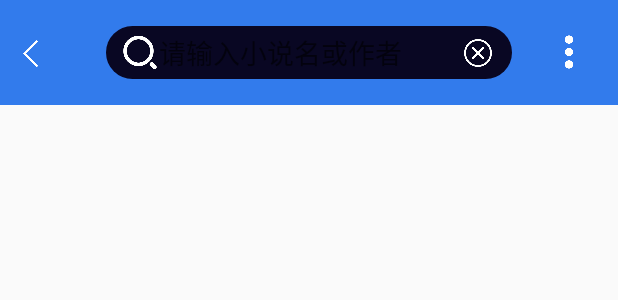
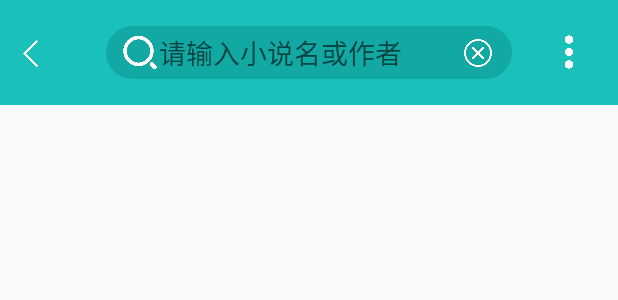
Before and after one commit to mathcoder23/Novel, an Android app: the layout activity_search_novel.xml on its own in the app's theme, with its tools: preview values and no code run, on a phone screen of 412 x 824 dp. Shown: the top 300 px of the screen. Run offline under Robolectric (Android 15) with nearby library versions, the phone set to English and light mode, and no system bars.

Commit message:
--增加主页面和搜索页面标题ui

```diff
--- a/app/src/main/res/drawable/circle_rect_shape.xml
+++ b/app/src/main/res/drawable/circle_rect_shape.xml
@@ -5,6 +5,6 @@
     <size
             android:height="20dp"
             android:width="20dp" />
-    <solid android:color="#090723" />
+    <solid android:color="#12A8A3" />
 
 </shape>
--- a/app/src/main/res/layout/activity_search_novel.xml
+++ b/app/src/main/res/layout/activity_search_novel.xml
@@ -4,7 +4,7 @@
               android:layout_width="match_parent"
               android:layout_height="match_parent">
     <LinearLayout
-            android:background="#327bec"
+            android:background="#1ac1ba"
             android:layout_width="match_parent" android:layout_height="70dp"
             android:gravity="center_vertical"
             android:orientation="horizontal">
@@ -56,4 +56,5 @@
                      android:layout_marginRight="20dp"
         />
     </LinearLayout>
+    <ListView android:layout_width="match_parent" android:layout_height="wrap_content"></ListView>
 </LinearLayout>
```
Also changed, not shown: 2 other files.
